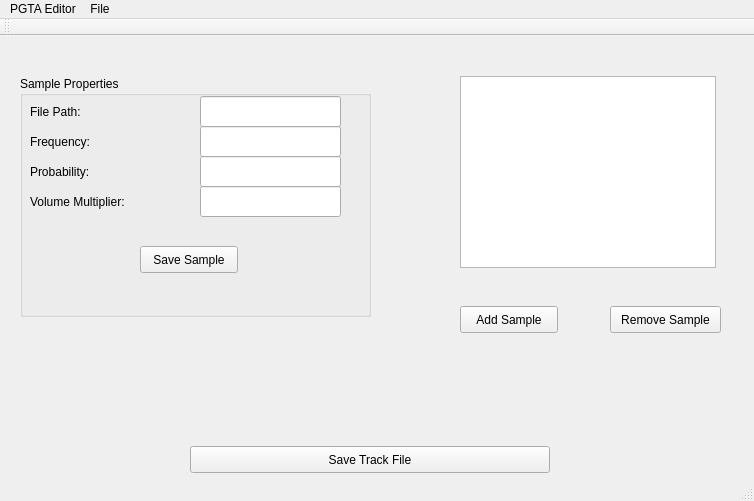
Qt form PGTA_Editor/mainwindow.ui (PGTA/PGTAComposer) before a commit.
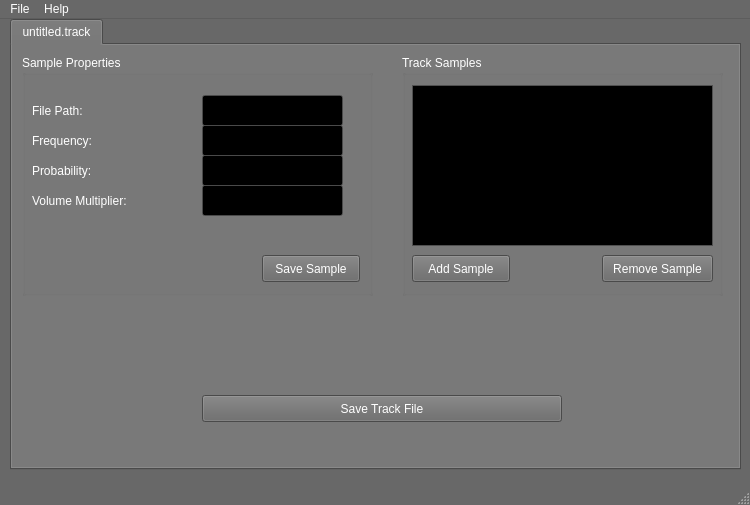
The same form after that commit.

Commit message: Updated Qt project to 5.3. Cleaned up UI menus and layout. Implemented ability to save a new track without opening a track."

What changed in the file:
```diff
--- a/PGTA_Editor/mainwindow.ui
+++ b/PGTA_Editor/mainwindow.ui
@@ -6,19 +6,456 @@
    <rect>
     <x>0</x>
     <y>0</y>
-    <width>754</width>
-    <height>501</height>
+    <width>750</width>
+    <height>505</height>
    </rect>
   </property>
+  <property name="palette">
+   <palette>
+    <active>
+     <colorrole role="WindowText">
+      <brush brushstyle="SolidPattern">
+       <color alpha="255">
+        <red>255</red>
+        <green>255</green>
+        <blue>255</blue>
+       </color>
+      </brush>
+     </colorrole>
+     <colorrole role="Button">
+      <brush brushstyle="SolidPattern">
+       <color alpha="255">
+        <red>104</red>
+        <green>104</green>
+        <blue>104</blue>
+       </color>
+      </brush>
+     </colorrole>
+     <colorrole role="Light">
+      <brush brushstyle="SolidPattern">
+       <color alpha="255">
+        <red>156</red>
+        <green>156</green>
+        <blue>156</blue>
+       </color>
+      </brush>
+     </colorrole>
+     <colorrole role="Midlight">
+      <brush brushstyle="SolidPattern">
+       <color alpha="255">
+        <red>130</red>
+        <green>130</green>
+        <blue>130</blue>
+       </color>
+      </brush>
+     </colorrole>
+     <colorrole role="Dark">
+      <brush brushstyle="SolidPattern">
+       <color alpha="255">
+        <red>52</red>
+        <green>52</green>
+        <blue>52</blue>
+       </color>
+      </brush>
+     </colorrole>
+     <colorrole role="Mid">
+      <brush brushstyle="SolidPattern">
+       <color alpha="255">
+        <red>69</red>
+        <green>69</green>
+        <blue>69</blue>
+       </color>
+      </brush>
+     </colorrole>
+     <colorrole role="Text">
+      <brush brushstyle="SolidPattern">
+       <color alpha="255">
+        <red>255</red>
+        <green>255</green>
+        <blue>255</blue>
+       </color>
+      </brush>
+     </colorrole>
+     <colorrole role="BrightText">
+      <brush brushstyle="SolidPattern">
+       <color alpha="255">
+        <red>255</red>
+        <green>255</green>
+        <blue>255</blue>
+       </color>
+      </brush>
+     </colorrole>
+     <colorrole role="ButtonText">
+      <brush brushstyle="SolidPattern">
+       <color alpha="255">
+        <red>255</red>
+        <green>255</green>
+        <blue>255</blue>
+       </color>
+      </brush>
+     </colorrole>
+     <colorrole role="Base">
+      <brush brushstyle="SolidPattern">
+       <color alpha="255">
+        <red>0</red>
+        <green>0</green>
+        <blue>0</blue>
+       </color>
+      </brush>
+     </colorrole>
+     <colorrole role="Window">
+      <brush brushstyle="SolidPattern">
+       <color alpha="255">
+        <red>104</red>
+        <green>104</green>
+        <blue>104</blue>
+       </color>
+      </brush>
+     </colorrole>
+     <colorrole role="Shadow">
+      <brush brushstyle="SolidPattern">
+       <color alpha="255">
+        <red>0</red>
+        <green>0</green>
+        <blue>0</blue>
+       </color>
+      </brush>
+     </colorrole>
+     <colorrole role="AlternateBase">
+      <brush brushstyle="SolidPattern">
+       <color alpha="255">
+        <red>52</red>
+        <green>52</green>
+        <blue>52</blue>
+       </color>
+      </brush>
+     </colorrole>
+     <colorrole role="ToolTipBase">
+      <brush brushstyle="SolidPattern">
+       <color alpha="255">
+        <red>255</red>
+        <green>255</green>
+        <blue>220</blue>
+       </color>
+      </brush>
+     </colorrole>
+     <colorrole role="ToolTipText">
+      <brush brushstyle="SolidPattern">
+       <color alpha="255">
+        <red>0</red>
+        <green>0</green>
+        <blue>0</blue>
+       </color>
+      </brush>
+     </colorrole>
+    </active>
+    <inactive>
+     <colorrole role="WindowText">
+      <brush brushstyle="SolidPattern">
+       <color alpha="255">
+        <red>255</red>
+        <green>255</green>
+        <blue>255</blue>
+       </color>
+      </brush>
+     </colorrole>
+     <colorrole role="Button">
+      <brush brushstyle="SolidPattern">
+       <color alpha="255">
+        <red>104</red>
+        <green>104</green>
+        <blue>104</blue>
+       </color>
+      </brush>
+     </colorrole>
+     <colorrole role="Light">
+      <brush brushstyle="SolidPattern">
+       <color alpha="255">
+        <red>156</red>
+        <green>156</green>
+        <blue>156</blue>
+       </color>
+      </brush>
+     </colorrole>
+     <colorrole role="Midlight">
+      <brush brushstyle="SolidPattern">
+       <color alpha="255">
+        <red>130</red>
+        <green>130</green>
+        <blue>130</blue>
+       </color>
+      </brush>
+     </colorrole>
+     <colorrole role="Dark">
+      <brush brushstyle="SolidPattern">
+       <color alpha="255">
+        <red>52</red>
+        <green>52</green>
+        <blue>52</blue>
+       </color>
+      </brush>
+     </colorrole>
+     <colorrole role="Mid">
+      <brush brushstyle="SolidPattern">
+       <color alpha="255">
+        <red>69</red>
+        <green>69</green>
+        <blue>69</blue>
+       </color>
+      </brush>
+     </colorrole>
+     <colorrole role="Text">
+      <brush brushstyle="SolidPattern">
+       <color alpha="255">
+        <red>255</red>
+        <green>255</green>
+        <blue>255</blue>
+       </color>
+      </brush>
+     </colorrole>
+     <colorrole role="BrightText">
+      <brush brushstyle="SolidPattern">
+       <color alpha="255">
+        <red>255</red>
+        <green>255</green>
+        <blue>255</blue>
+       </color>
+      </brush>
+     </colorrole>
+     <colorrole role="ButtonText">
+      <brush brushstyle="SolidPattern">
+       <color alpha="255">
+        <red>255</red>
+        <green>255</green>
+        <blue>255</blue>
+       </color>
+      </brush>
+     </colorrole>
+     <colorrole role="Base">
+      <brush brushstyle="SolidPattern">
+       <color alpha="255">
+        <red>0</red>
+        <green>0</green>
+        <blue>0</blue>
+       </color>
+      </brush>
+     </colorrole>
+     <colorrole role="Window">
+      <brush brushstyle="SolidPattern">
+       <color alpha="255">
+        <red>104</red>
+        <green>104</green>
+        <blue>104</blue>
+       </color>
+      </brush>
+     </colorrole>
+     <colorrole role="Shadow">
+      <brush brushstyle="SolidPattern">
+       <color alpha="255">
+        <red>0</red>
+        <green>0</green>
+        <blue>0</blue>
+       </color>
+      </brush>
+     </colorrole>
+     <colorrole role="AlternateBase">
+      <brush brushstyle="SolidPattern">
+       <color alpha="255">
+        <red>52</red>
+        <green>52</green>
+        <blue>52</blue>
+       </color>
+      </brush>
+     </colorrole>
+     <colorrole role="ToolTipBase">
+      <brush brushstyle="SolidPattern">
+       <color alpha="255">
+        <red>255</red>
+        <green>255</green>
+        <blue>220</blue>
+       </color>
+      </brush>
+     </colorrole>
+     <colorrole role="ToolTipText">
+      <brush brushstyle="SolidPattern">
+       <color alpha="255">
+        <red>0</red>
+        <green>0</green>
+        <blue>0</blue>
+       </color>
+      </brush>
+     </colorrole>
+    </inactive>
+    <disabled>
+     <colorrole role="WindowText">
+      <brush brushstyle="SolidPattern">
+       <color alpha="255">
+        <red>52</red>
+        <green>52</green>
+        <blue>52</blue>
+       </color>
+      </brush>
+     </colorrole>
+     <colorrole role="Button">
+      <brush brushstyle="SolidPattern">
+       <color alpha="255">
+        <red>104</red>
+        <green>104</green>
+        <blue>104</blue>
+       </color>
+      </brush>
+     </colorrole>
+     <colorrole role="Light">
+      <brush brushstyle="SolidPattern">
+       <color alpha="255">
+        <red>156</red>
+        <green>156</green>
+        <blue>156</blue>
+       </color>
+      </brush>
+     </colorrole>
+     <colorrole role="Midlight">
+      <brush brushstyle="SolidPattern">
+       <color alpha="255">
+        <red>130</red>
+        <green>130</green>
+        <blue>130</blue>
+       </color>
+      </brush>
+     </colorrole>
+     <colorrole role="Dark">
+      <brush brushstyle="SolidPattern">
+       <color alpha="255">
+        <red>52</red>
+        <green>52</green>
+        <blue>52</blue>
+       </color>
+      </brush>
+     </colorrole>
+     <colorrole role="Mid">
+      <brush brushstyle="SolidPattern">
+       <color alpha="255">
+        <red>69</red>
+        <green>69</green>
+        <blue>69</blue>
+       </color>
+      </brush>
+     </colorrole>
+     <colorrole role="Text">
+      <brush brushstyle="SolidPattern">
+       <color alpha="255">
+        <red>52</red>
+        <green>52</green>
+        <blue>52</blue>
+       </color>
+      </brush>
+     </colorrole>
+     <colorrole role="BrightText">
+      <brush brushstyle="SolidPattern">
+       <color alpha="255">
+        <red>255</red>
+        <green>255</green>
+        <blue>255</blue>
+       </color>
+      </brush>
+     </colorrole>
+     <colorrole role="ButtonText">
+      <brush brushstyle="SolidPattern">
+       <color alpha="255">
+        <red>52</red>
+        <green>52</green>
+        <blue>52</blue>
+       </color>
+      </brush>
+     </colorrole>
+     <colorrole role="Base">
+      <brush brushstyle="SolidPattern">
+       <color alpha="255">
+        <red>104</red>
+        <green>104</green>
+        <blue>104</blue>
+       </color>
+      </brush>
+     </colorrole>
+     <colorrole role="Window">
+      <brush brushstyle="SolidPattern">
+       <color alpha="255">
+        <red>104</red>
+        <green>104</green>
+        <blue>104</blue>
+       </color>
+      </brush>
+     </colorrole>
+     <colorrole role="Shadow">
+      <brush brushstyle="SolidPattern">
+       <color alpha="255">
+        <red>0</red>
+        <green>0</green>
+        <blue>0</blue>
+       </color>
+      </brush>
+     </colorrole>
+     <colorrole role="AlternateBase">
+      <brush brushstyle="SolidPattern">
+       <color alpha="255">
+        <red>104</red>
+        <green>104</green>
+        <blue>104</blue>
+       </color>
+      </brush>
+     </colorrole>
+     <colorrole role="ToolTipBase">
+      <brush brushstyle="SolidPattern">
+       <color alpha="255">
+        <red>255</red>
+        <green>255</green>
+        <blue>220</blue>
+       </color>
+      </brush>
+     </colorrole>
+     <colorrole role="ToolTipText">
+      <brush brushstyle="SolidPattern">
+       <color alpha="255">
+        <red>0</red>
+        <green>0</green>
+        <blue>0</blue>
+       </color>
+      </brush>
+     </colorrole>
+    </disabled>
+   </palette>
+  </property>
   <property name="windowTitle">
-   <string>MainWindow</string>
+   <string>PGTA Composer</string>
+  </property>
+  <property name="autoFillBackground">
+   <bool>false</bool>
+  </property>
+  <property name="tabShape">
+   <enum>QTabWidget::Rounded</enum>
   </property>
   <widget class="QWidget" name="centralwidget">
+   <widget class="QTabWidget" name="tabWidget">
+    <property name="geometry">
+     <rect>
+      <x>10</x>
+      <y>0</y>
+      <width>731</width>
+      <height>451</height>
+     </rect>
+    </property>
+    <property name="currentIndex">
+     <number>0</number>
+    </property>
+    <widget class="QWidget" name="openTracks">
+     <attribute name="title">
+      <string>untitled.track</string>
+     </attribute>
    <widget class="QGroupBox" name="groupBox">
     <property name="geometry">
      <rect>
-      <x>20</x>
-      <y>40</y>
+        <x>10</x>
+        <y>10</y>
       <width>351</width>
       <height>241</height>
      </rect>
@@ -36,7 +473,7 @@
      <property name="geometry">
       <rect>
        <x>10</x>
-       <y>20</y>
+         <y>40</y>
        <width>61</width>
        <height>31</height>
       </rect>
@@ -49,7 +486,7 @@
      <property name="geometry">
       <rect>
        <x>10</x>
-       <y>50</y>
+         <y>70</y>
        <width>81</width>
        <height>31</height>
       </rect>
@@ -62,7 +499,7 @@
      <property name="geometry">
       <rect>
        <x>10</x>
-       <y>80</y>
+         <y>100</y>
        <width>81</width>
        <height>31</height>
       </rect>
@@ -75,7 +512,7 @@
      <property name="geometry">
       <rect>
        <x>10</x>
-       <y>110</y>
+         <y>130</y>
        <width>131</width>
        <height>31</height>
       </rect>
@@ -88,7 +525,7 @@
      <property name="geometry">
       <rect>
        <x>180</x>
-       <y>50</y>
+         <y>70</y>
        <width>141</width>
        <height>31</height>
       </rect>
@@ -98,7 +535,7 @@
      <property name="geometry">
       <rect>
        <x>180</x>
-       <y>80</y>
+         <y>100</y>
        <width>141</width>
        <height>31</height>
       </rect>
@@ -108,7 +545,7 @@
      <property name="geometry">
       <rect>
        <x>180</x>
-       <y>110</y>
+         <y>130</y>
        <width>141</width>
        <height>31</height>
       </rect>
@@ -117,8 +554,8 @@
     <widget class="QPushButton" name="save_sample_button">
      <property name="geometry">
       <rect>
-       <x>120</x>
-       <y>170</y>
+         <x>240</x>
+         <y>200</y>
        <width>98</width>
        <height>27</height>
       </rect>
@@ -131,12 +568,47 @@
      <property name="geometry">
       <rect>
        <x>180</x>
-       <y>20</y>
+         <y>40</y>
        <width>141</width>
        <height>31</height>
       </rect>
      </property>
     </widget>
+      <zorder>label</zorder>
+      <zorder>label_2</zorder>
+      <zorder>label_3</zorder>
+      <zorder>label_4</zorder>
+      <zorder>sample_frequency_edit</zorder>
+      <zorder>sample_prob_edit</zorder>
+      <zorder>sample_vol_edit</zorder>
+      <zorder>save_sample_button</zorder>
+      <zorder>sample_path_edit</zorder>
+      <zorder>columnView</zorder>
+     </widget>
+     <widget class="QGroupBox" name="groupBox_2">
+      <property name="geometry">
+       <rect>
+        <x>390</x>
+        <y>10</y>
+        <width>321</width>
+        <height>241</height>
+       </rect>
+      </property>
+      <property name="title">
+       <string>Track Samples</string>
+      </property>
+      <widget class="QPushButton" name="add_sample_button">
+       <property name="geometry">
+        <rect>
+         <x>10</x>
+         <y>200</y>
+         <width>98</width>
+         <height>27</height>
+        </rect>
+       </property>
+       <property name="text">
+        <string>Add Sample</string>
+       </property>
    </widget>
    <widget class="QListView" name="listView">
     <property name="enabled">
@@ -144,10 +616,10 @@
     </property>
     <property name="geometry">
      <rect>
-      <x>460</x>
-      <y>40</y>
-      <width>256</width>
-      <height>192</height>
+         <x>10</x>
+         <y>30</y>
+         <width>301</width>
+         <height>161</height>
      </rect>
     </property>
     <property name="sizePolicy">
@@ -169,11 +641,25 @@
      <enum>QAbstractItemView::SelectItems</enum>
     </property>
    </widget>
+      <widget class="QPushButton" name="remove_sample_button">
+       <property name="geometry">
+        <rect>
+         <x>200</x>
+         <y>200</y>
+         <width>111</width>
+         <height>27</height>
+        </rect>
+       </property>
+       <property name="text">
+        <string>Remove Sample</string>
+       </property>
+      </widget>
+     </widget>
    <widget class="QPushButton" name="pushButton">
     <property name="geometry">
      <rect>
       <x>190</x>
-      <y>410</y>
+        <y>350</y>
       <width>360</width>
       <height>27</height>
      </rect>
@@ -182,31 +668,11 @@
      <string>Save Track File</string>
     </property>
    </widget>
-   <widget class="QPushButton" name="add_sample_button">
-    <property name="geometry">
-     <rect>
-      <x>460</x>
-      <y>270</y>
-      <width>98</width>
-      <height>27</height>
-     </rect>
-    </property>
-    <property name="text">
-     <string>Add Sample</string>
-    </property>
-   </widget>
-   <widget class="QPushButton" name="remove_sample_button">
-    <property name="geometry">
-     <rect>
-      <x>610</x>
-      <y>270</y>
-      <width>111</width>
-      <height>27</height>
-     </rect>
-    </property>
-    <property name="text">
-     <string>Remove Sample</string>
-    </property>
+     <zorder>groupBox</zorder>
+     <zorder>groupBox_2</zorder>
+     <zorder>pushButton</zorder>
+     <zorder>horizontalLayoutWidget</zorder>
+    </widget>
    </widget>
   </widget>
   <widget class="QMenuBar" name="menubar">
@@ -214,37 +680,26 @@
     <rect>
      <x>0</x>
      <y>0</y>
-     <width>754</width>
-     <height>25</height>
+     <width>750</width>
+     <height>20</height>
     </rect>
    </property>
-   <widget class="QMenu" name="menuPGTA_Editor">
-    <property name="title">
-     <string>PGTA Editor</string>
-    </property>
-    <addaction name="actionAbout"/>
-   </widget>
    <widget class="QMenu" name="menuFile">
     <property name="title">
      <string>File</string>
     </property>
     <addaction name="actionOpen"/>
    </widget>
-   <addaction name="menuPGTA_Editor"/>
+   <widget class="QMenu" name="menuHelp">
+    <property name="title">
+     <string>Help</string>
+    </property>
+    <addaction name="actionAbout_2"/>
+   </widget>
    <addaction name="menuFile"/>
+   <addaction name="menuHelp"/>
   </widget>
   <widget class="QStatusBar" name="statusbar"/>
-  <widget class="QToolBar" name="toolBar">
-   <property name="windowTitle">
-    <string>toolBar</string>
-   </property>
-   <attribute name="toolBarArea">
-    <enum>TopToolBarArea</enum>
-   </attribute>
-   <attribute name="toolBarBreak">
-    <bool>false</bool>
-   </attribute>
-  </widget>
   <action name="actionOpen">
    <property name="text">
     <string>Open</string>
```
Left out of the diff: 31 changed lines with no effect on the pictures. Lines whose indentation alone changed are shown as unchanged. The commit also changes 9 other files.
